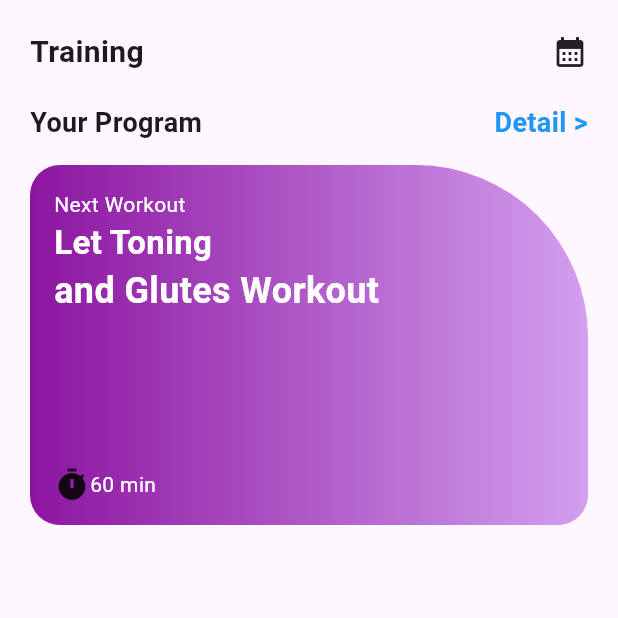
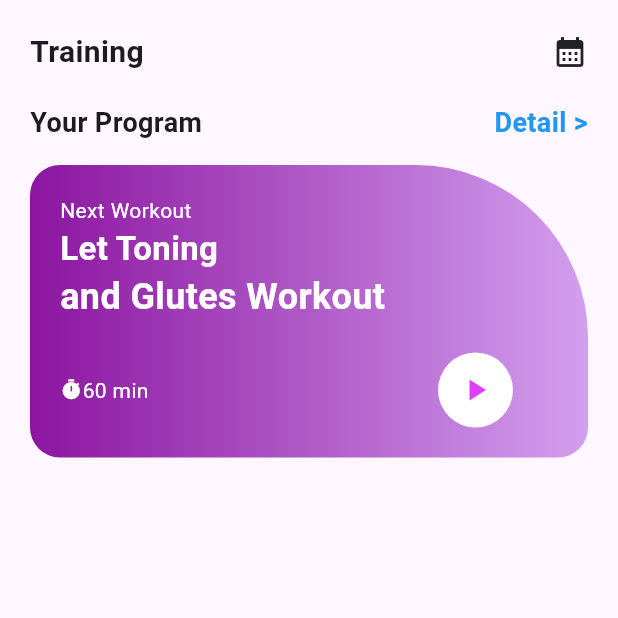
Before and after one commit to asyhnrz/DartFlutter, a Flutter app: the Quiz1 screen opened directly, on a phone screen of 412 x 824 dp, the top half of it. Run offline on Flutter 3.47's test engine with Material 3 defaults, Android fonts, the light colour scheme and no system bars.

Commit message:
update quiz1.dart 3

```diff
--- a/lib/tugas/quiz1.dart
+++ b/lib/tugas/quiz1.dart
@@ -39,9 +39,6 @@ class Quiz1 extends StatelessWidget {
           const SizedBox(height: 15),
 
           Container(
-            padding: const EdgeInsets.all(16),
-            width: double.infinity,
-            height: 240,
             decoration: BoxDecoration(
               gradient: LinearGradient(
                 begin: Alignment.centerLeft, end: Alignment.centerRight,
@@ -56,6 +53,7 @@ class Quiz1 extends StatelessWidget {
                 bottomRight: Radius.circular(20)
               )
             ),
+            padding: EdgeInsets.symmetric(horizontal: 20, vertical: 20),
             child: Column(
               crossAxisAlignment: CrossAxisAlignment.start,
               children: [
@@ -69,24 +67,36 @@ class Quiz1 extends StatelessWidget {
                 style: TextStyle(fontSize: 24,fontWeight: FontWeight.bold,
                 color: Colors.white),),
 
-                SizedBox(height: 100),
+                SizedBox(height: 20),
                 Row(
                   mainAxisAlignment: MainAxisAlignment.spaceBetween,
-                  crossAxisAlignment: CrossAxisAlignment.center,
                   children: [
-                    Row(
-                      children: [
-                        Icon(Icons.timer),
-                        Text("60 min", style: TextStyle(
+                    Container(
+                      color: Colors.transparent,
+                      child: Row(
+                        children: [
+                          Icon(Icons.timer, color: Colors.white, size: 15),
+                          Text("60 min", style: TextStyle(
                           fontWeight: FontWeight.normal,
                           color: Colors.white),),
-                      ],
-                    )
+                        ],
+                      ),
+                    ),
+                    Container(
+                    margin: EdgeInsets.only(right: 30),
+                    height: 50,
+                    width: 50,
+                    decoration: BoxDecoration(
+                      borderRadius: BorderRadius.all(Radius.circular(35)),
+                      color: Colors.white),
+                    child: Icon(Icons.play_arrow, color: Colors.purpleAccent),
+                  ),
                   ],
                 )
               ],
             ),
           ),
+          SizedBox(height: 25,)
         ],
       ),
       ),
```
